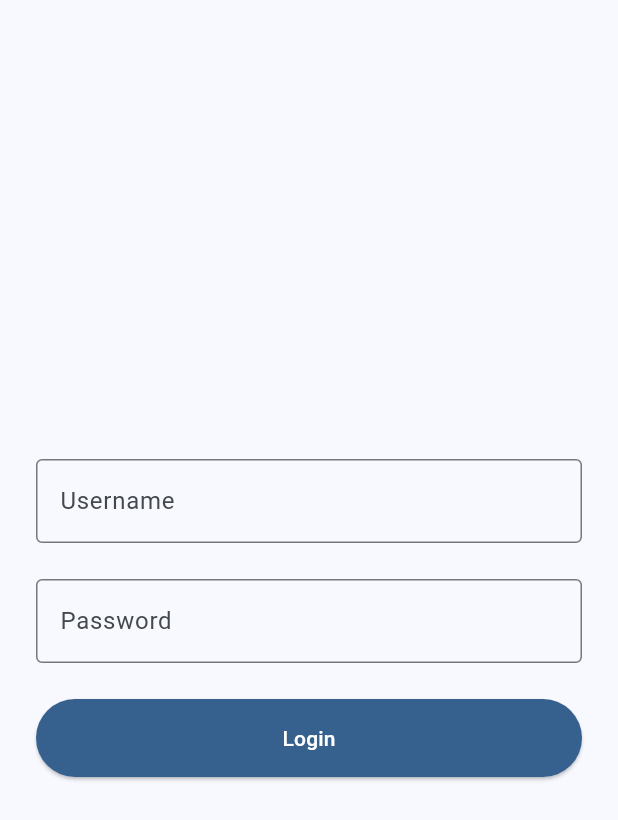
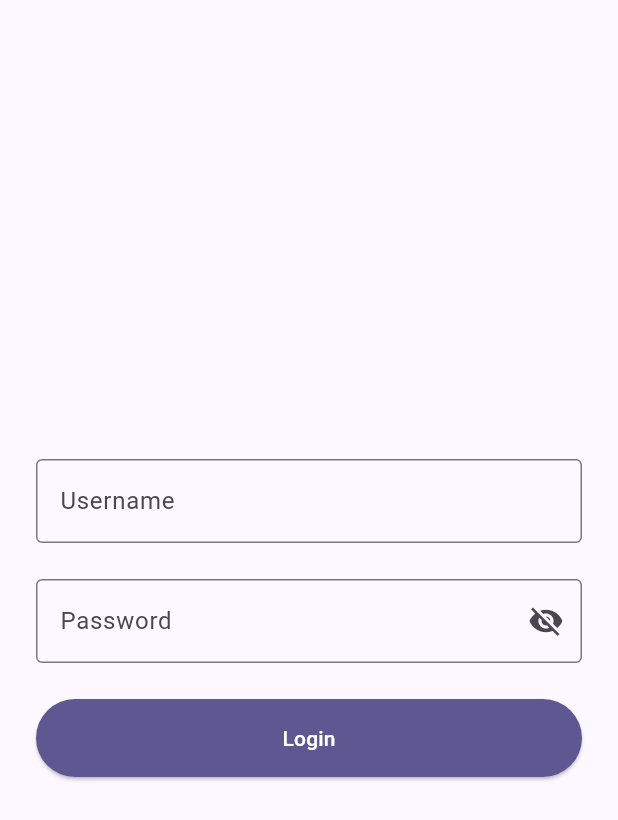
Before and after one commit to RoentgeniumR/assessment_hr_tracker, a Flutter app: the screen it shows after launch, on a phone screen of 412 x 824 dp. Shown: the top 820 px of the screen. Run offline on Flutter 3.47's test engine with Material 3 defaults, Android fonts, the phone set to English and light mode, and no system bars; our stand-ins replace shared_preferences.

Commit message:
Copied the figma UI

```diff
--- a/lib/main.dart
+++ b/lib/main.dart
@@ -22,7 +22,9 @@ class MyApp extends StatelessWidget {
       title: 'Users Management',
       debugShowCheckedModeBanner: false,
       theme: ThemeData(
-        colorScheme: ColorScheme.fromSeed(seedColor: Colors.blue),
+        colorScheme: ColorScheme.fromSeed(
+          seedColor: Color(0xFF6B4EFF), // ✨ Changed to purple
+        ),
         useMaterial3: true,
       ),
       initialRoute: initialRoute,
--- a/lib/screens/details_screen.dart
+++ b/lib/screens/details_screen.dart
@@ -179,6 +179,9 @@ class _DetailsScreenState extends State<DetailsScreen> {
                       backgroundColor: Theme.of(context).colorScheme.primary,
                       foregroundColor: Theme.of(context).colorScheme.onPrimary,
                       padding: const EdgeInsets.symmetric(horizontal: 32, vertical: 16),
+                      shape: RoundedRectangleBorder(
+                        borderRadius: BorderRadius.circular(50),
+                    ),
                     ),
                     child: const Text('Save'),
                   ),
--- a/lib/screens/login_screen.dart
+++ b/lib/screens/login_screen.dart
@@ -21,6 +21,7 @@ class _LoginScreenState extends State<LoginScreen> {
   bool _hasUsernameInteracted = false;
   bool _hasPasswordInteracted = false;
   bool _isLoading = false;
+  bool _obscurePassword = true; // <-- NEW for step 3
 
   @override
   void initState() {
@@ -101,12 +102,11 @@ class _LoginScreenState extends State<LoginScreen> {
           SnackBar(content: Text('Login failed: ${e.toString()}')),
         );
         setState(() {
-          _isLoading = false;  // <-- ADD THIS INSIDE catch block
+          _isLoading = false;
         });
       }
     }
   }
-
 
   @override
   Widget build(BuildContext context) {
@@ -126,15 +126,13 @@ class _LoginScreenState extends State<LoginScreen> {
                     labelText: 'Username',
                     border: const OutlineInputBorder(),
                     errorText: _hasUsernameInteracted ? _usernameError : null,
-                    suffixIcon:
-                        _hasUsernameInteracted &&
+                    suffixIcon: _hasUsernameInteracted &&
                         _usernameController.text.isNotEmpty
                         ? Icon(
                       _usernameError == null
                           ? Icons.check_circle
                           : Icons.error,
-                              color:
-                                  _usernameError == null
+                      color: _usernameError == null
                           ? Colors.green
                           : Colors.red,
                     )
@@ -157,21 +155,20 @@ class _LoginScreenState extends State<LoginScreen> {
                     labelText: 'Password',
                     border: const OutlineInputBorder(),
                     errorText: _hasPasswordInteracted ? _passwordError : null,
-                    suffixIcon:
-                        _hasPasswordInteracted &&
-                                _passwordController.text.isNotEmpty
-                            ? Icon(
-                              _passwordError == null
-                                  ? Icons.check_circle
-                                  : Icons.error,
-                              color:
-                                  _passwordError == null
-                                      ? Colors.green
-                                      : Colors.red,
-                            )
-                            : null,
+                    suffixIcon: IconButton(
+                      icon: Icon(
+                        _obscurePassword
+                            ? Icons.visibility_off
+                            : Icons.visibility,
                       ),
-                  obscureText: true,
+                      onPressed: () {
+                        setState(() {
+                          _obscurePassword = !_obscurePassword;
+                        });
+                      },
+                    ),
+                  ),
+                  obscureText: _obscurePassword, // <-- Use the flag
                   enabled: !_isLoading,
                   validator: (value) {
                     if (value == null || value.isEmpty) {
@@ -197,9 +194,11 @@ class _LoginScreenState extends State<LoginScreen> {
                         horizontal: 32,
                         vertical: 16,
                       ),
+                      shape: RoundedRectangleBorder(
+                        borderRadius: BorderRadius.circular(50),
                       ),
-                    child:
-                        _isLoading
+                    ),
+                    child: _isLoading
                         ? const SizedBox(
                       width: 20,
                       height: 20,
--- a/lib/screens/profiles_screen.dart
+++ b/lib/screens/profiles_screen.dart
@@ -256,6 +256,11 @@ class _ProfilesScreenState extends State<ProfilesScreen> {
         ],
       ),
       floatingActionButton: FloatingActionButton(
+        shape: RoundedRectangleBorder(
+          borderRadius: BorderRadius.circular(16),
+        ),
+        backgroundColor: Theme.of(context).colorScheme.primary.withOpacity(0.2),
+        child: const Icon(Icons.add, color: Colors.black),
         onPressed: () {
           Navigator.of(context).push(
             MaterialPageRoute(
@@ -290,7 +295,6 @@ class _ProfilesScreenState extends State<ProfilesScreen> {
             ),
           );
         },
-        child: const Icon(Icons.add),
       ),
       body: _error != null
           ? Center(
```
Lines whose indentation alone changed are shown as unchanged.
